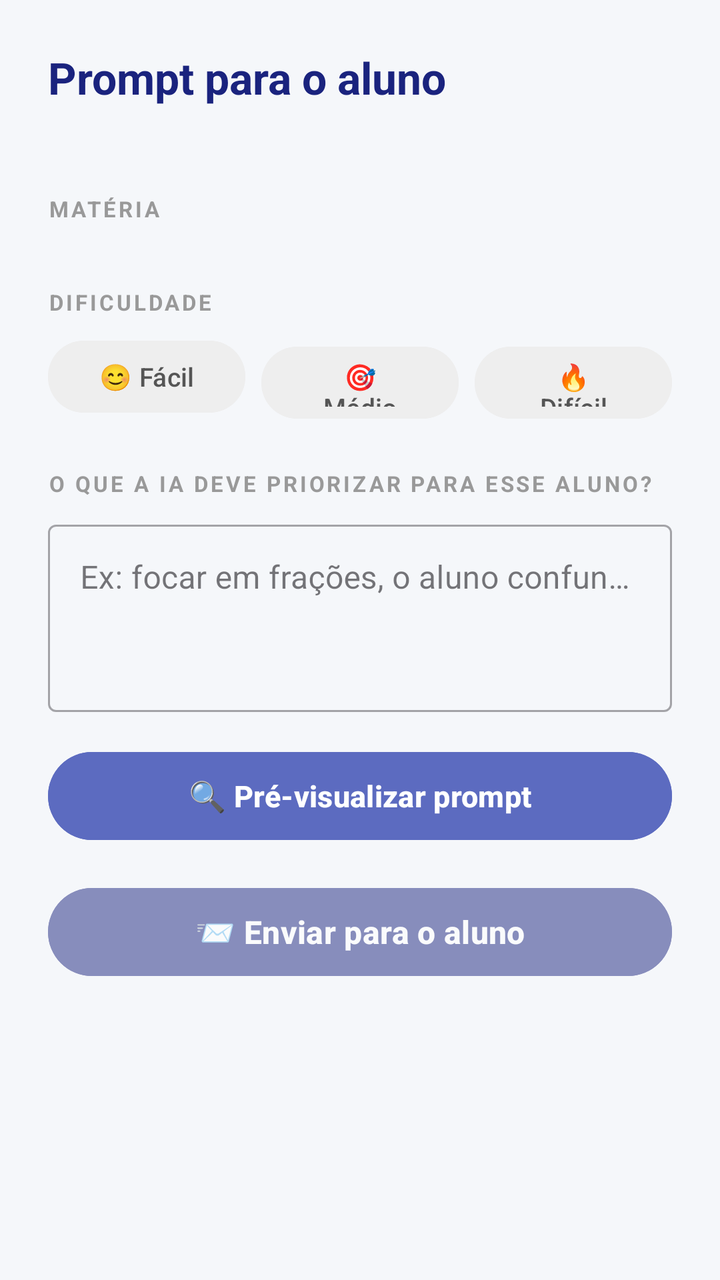
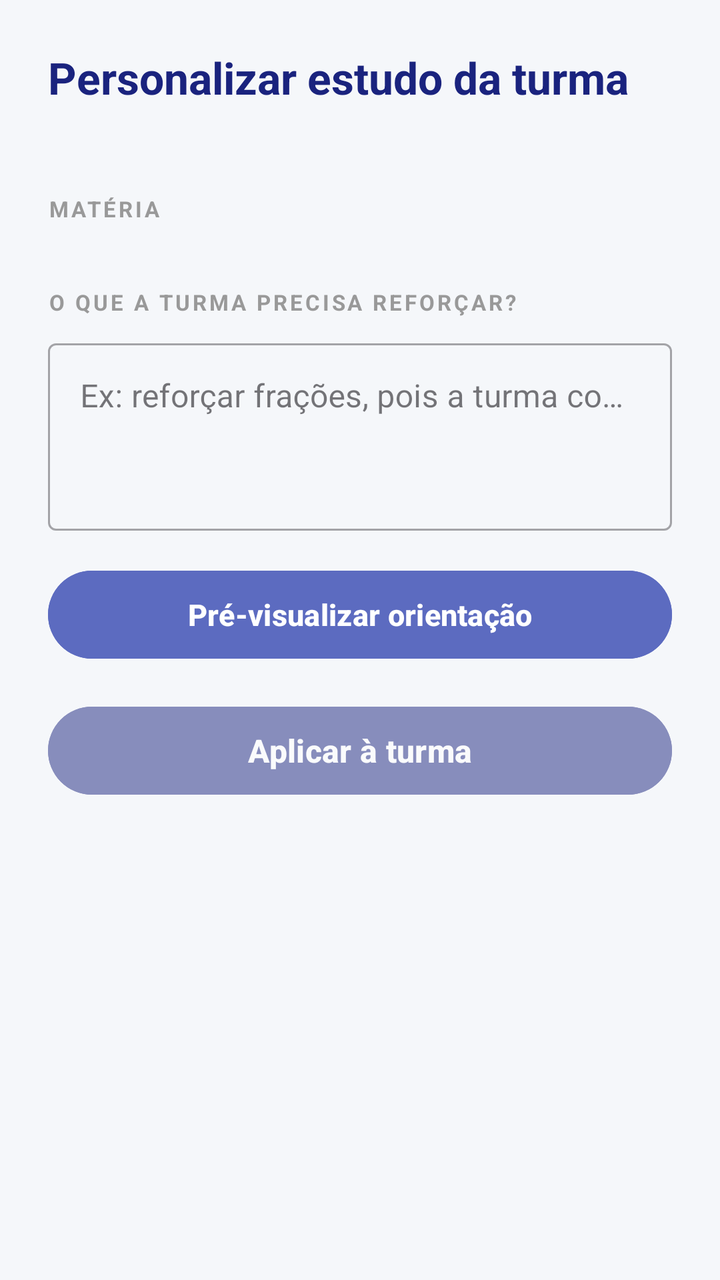

Screens rendered from an Android XML layout before and after an edit, with the pre-edit source and the edit as a unified diff.
<!-- AndroidManifest.xml: application theme Theme.Tcc -->
<!-- res/layout/activity_enviar_prompt.xml -->
<?xml version="1.0" encoding="utf-8"?>
<ScrollView
    xmlns:android="http://schemas.android.com/apk/res/android"
    xmlns:app="http://schemas.android.com/apk/res-auto"
    android:layout_width="match_parent"
    android:layout_height="match_parent"
    android:background="@color/BackGround"
    android:fillViewport="true">

    <LinearLayout
        android:layout_width="match_parent"
        android:layout_height="wrap_content"
        android:orientation="vertical"
        android:padding="24dp">

        <TextView
            android:id="@+id/txtTituloPrompt"
            android:layout_width="wrap_content"
            android:layout_height="wrap_content"
            android:text="Prompt para o aluno"
            android:textSize="22sp"
            android:textStyle="bold"
            android:textColor="@color/btnSelecionado" />

        <TextView
            android:id="@+id/txtSubtituloPrompt"
            android:layout_width="wrap_content"
            android:layout_height="wrap_content"
            android:text=""
            android:textSize="13sp"
            android:textColor="@color/BordaButton"
            android:layout_marginTop="2dp"
            android:layout_marginBottom="24dp" />

        
        <TextView
            android:layout_width="wrap_content"
            android:layout_height="wrap_content"
            android:text="MATÉRIA"
            android:textSize="11sp"
            android:textStyle="bold"
            android:textColor="#999999"
            android:letterSpacing="0.12"
            android:layout_marginBottom="8dp" />

        <HorizontalScrollView
            android:layout_width="match_parent"
            android:layout_height="wrap_content"
            android:scrollbars="none"
            android:layout_marginBottom="24dp">

            <LinearLayout
                android:id="@+id/containerMaterias"
                android:layout_width="wrap_content"
                android:layout_height="wrap_content"
                android:orientation="horizontal" />

        </HorizontalScrollView>

        
        <TextView
            android:layout_width="wrap_content"
            android:layout_height="wrap_content"
            android:text="DIFICULDADE"
            android:textSize="11sp"
            android:textStyle="bold"
            android:textColor="#999999"
            android:letterSpacing="0.12"
            android:layout_marginBottom="8dp" />

        <LinearLayout
            android:layout_width="match_parent"
            android:layout_height="wrap_content"
            android:orientation="horizontal"
            android:layout_marginBottom="24dp">

            <Button
                android:id="@+id/btnFacilPrompt"
                android:layout_width="0dp"
                android:layout_height="44dp"
                android:layout_weight="1"
                android:layout_marginEnd="4dp"
                android:text="😊 Fácil"
                android:textSize="13sp"
                android:textColor="#555555"
                android:backgroundTint="#EEEEEE" />

            <Button
                android:id="@+id/btnMedioPrompt"
                android:layout_width="0dp"
                android:layout_height="44dp"
                android:layout_weight="1"
                android:layout_marginStart="4dp"
                android:layout_marginEnd="4dp"
                android:text="🎯 Médio"
                android:textSize="13sp"
                android:textColor="#555555"
                android:backgroundTint="#EEEEEE" />

            <Button
                android:id="@+id/btnDificilPrompt"
                android:layout_width="0dp"
                android:layout_height="44dp"
                android:layout_weight="1"
                android:layout_marginStart="4dp"
                android:text="🔥 Difícil"
                android:textSize="13sp"
                android:textColor="#555555"
                android:backgroundTint="#EEEEEE" />

        </LinearLayout>

        
        <TextView
            android:layout_width="wrap_content"
            android:layout_height="wrap_content"
            android:text="O QUE A IA DEVE PRIORIZAR PARA ESSE ALUNO?"
            android:textSize="11sp"
            android:textStyle="bold"
            android:textColor="#999999"
            android:letterSpacing="0.12"
            android:layout_marginBottom="8dp" />

        <com.google.android.material.textfield.TextInputLayout
            style="@style/Widget.MaterialComponents.TextInputLayout.OutlinedBox"
            android:layout_width="match_parent"
            android:layout_height="wrap_content"
            android:hint="Ex: focar em frações, o aluno confunde numerador e denominador"
            android:layout_marginBottom="16dp">

            <com.google.android.material.textfield.TextInputEditText
                android:id="@+id/etInstrucaoProfessor"
                android:layout_width="match_parent"
                android:layout_height="wrap_content"
                android:minLines="3"
                android:gravity="top"
                android:inputType="textMultiLine|textCapSentences" />

        </com.google.android.material.textfield.TextInputLayout>

        <Button
            android:id="@+id/btnGerarPreview"
            android:layout_width="match_parent"
            android:layout_height="52dp"
            android:text="🔍 Pré-visualizar prompt"
            android:textSize="15sp"
            android:textStyle="bold"
            android:textColor="#FFFFFF"
            android:backgroundTint="#5C6BC0"
            android:layout_marginBottom="16dp" />

        
        <androidx.cardview.widget.CardView
            android:id="@+id/cardPreview"
            android:layout_width="match_parent"
            android:layout_height="wrap_content"
            app:cardCornerRadius="16dp"
            app:cardElevation="0dp"
            app:cardBackgroundColor="#FFFFFF"
            android:visibility="gone"
            android:layout_marginBottom="20dp">

            <LinearLayout
                android:layout_width="match_parent"
                android:layout_height="wrap_content"
                android:orientation="vertical"
                android:padding="18dp">

                <TextView
                    android:layout_width="wrap_content"
                    android:layout_height="wrap_content"
                    android:text="✨ Assim a IA vai entender:"
                    android:textSize="12sp"
                    android:textStyle="bold"
                    android:textColor="#5C6BC0"
                    android:layout_marginBottom="8dp" />

                <TextView
                    android:id="@+id/txtPreviewPrompt"
                    android:layout_width="match_parent"
                    android:layout_height="wrap_content"
                    android:text=""
                    android:textSize="14sp"
                    android:textColor="#333333"
                    android:lineSpacingExtra="4dp" />

            </LinearLayout>

        </androidx.cardview.widget.CardView>

        <ProgressBar
            android:id="@+id/progressBarEnviarPrompt"
            android:layout_width="wrap_content"
            android:layout_height="wrap_content"
            android:layout_gravity="center"
            android:visibility="gone"
            android:layout_marginBottom="12dp" />

        <Button
            android:id="@+id/btnEnviarPrompt"
            android:layout_width="match_parent"
            android:layout_height="52dp"
            android:text="📨 Enviar para o aluno"
            android:textSize="16sp"
            android:textStyle="bold"
            android:textColor="#FFFFFF"
            android:backgroundTint="@color/btnSelecionado"
            android:enabled="false"
            android:alpha="0.5"
            android:layout_marginBottom="24dp" />

    </LinearLayout>

</ScrollView>
<!-- resources referenced by this layout -->
<resources>
  <color name="BackGround">#F5F7FA</color>
  <color name="BordaButton">#455A64</color>
  <color name="btnSelecionado">#1A237E</color>
  <style name="Theme.Tcc" parent="Base.Theme.Tcc" />
  <style name="Base.Theme.Tcc" parent="Theme.Material3.DayNight.NoActionBar">
          
          
      </style>
</resources>

<!-- the commit's change to res/layout/activity_enviar_prompt.xml (unified diff, before → after) -->
@@ -17,7 +17,7 @@
             android:id="@+id/txtTituloPrompt"
             android:layout_width="wrap_content"
             android:layout_height="wrap_content"
-            android:text="Prompt para o aluno"
+            android:text="Personalizar estudo da turma"
             android:textSize="22sp"
             android:textStyle="bold"
             android:textColor="@color/btnSelecionado" />
@@ -61,60 +61,7 @@
         <TextView
             android:layout_width="wrap_content"
             android:layout_height="wrap_content"
-            android:text="DIFICULDADE"
-            android:textSize="11sp"
-            android:textStyle="bold"
-            android:textColor="#999999"
-            android:letterSpacing="0.12"
-            android:layout_marginBottom="8dp" />
-
-        <LinearLayout
-            android:layout_width="match_parent"
-            android:layout_height="wrap_content"
-            android:orientation="horizontal"
-            android:layout_marginBottom="24dp">
-
-            <Button
-                android:id="@+id/btnFacilPrompt"
-                android:layout_width="0dp"
-                android:layout_height="44dp"
-                android:layout_weight="1"
-                android:layout_marginEnd="4dp"
-                android:text="😊 Fácil"
-                android:textSize="13sp"
-                android:textColor="#555555"
-                android:backgroundTint="#EEEEEE" />
-
-            <Button
-                android:id="@+id/btnMedioPrompt"
-                android:layout_width="0dp"
-                android:layout_height="44dp"
-                android:layout_weight="1"
-                android:layout_marginStart="4dp"
-                android:layout_marginEnd="4dp"
-                android:text="🎯 Médio"
-                android:textSize="13sp"
-                android:textColor="#555555"
-                android:backgroundTint="#EEEEEE" />
-
-            <Button
-                android:id="@+id/btnDificilPrompt"
-                android:layout_width="0dp"
-                android:layout_height="44dp"
-                android:layout_weight="1"
-                android:layout_marginStart="4dp"
-                android:text="🔥 Difícil"
-                android:textSize="13sp"
-                android:textColor="#555555"
-                android:backgroundTint="#EEEEEE" />
-
-        </LinearLayout>
-
-        
-        <TextView
-            android:layout_width="wrap_content"
-            android:layout_height="wrap_content"
-            android:text="O QUE A IA DEVE PRIORIZAR PARA ESSE ALUNO?"
+            android:text="O QUE A TURMA PRECISA REFORÇAR?"
             android:textSize="11sp"
             android:textStyle="bold"
             android:textColor="#999999"
@@ -125,14 +72,14 @@
             style="@style/Widget.MaterialComponents.TextInputLayout.OutlinedBox"
             android:layout_width="match_parent"
             android:layout_height="wrap_content"
-            android:hint="Ex: focar em frações, o aluno confunde numerador e denominador"
+            android:hint="Ex: reforçar frações, pois a turma confunde numerador e denominador"
             android:layout_marginBottom="16dp">
 
             <com.google.android.material.textfield.TextInputEditText
                 android:id="@+id/etInstrucaoProfessor"
                 android:layout_width="match_parent"
                 android:layout_height="wrap_content"
-                android:minLines="3"
+                android:minLines="3" android:maxLength="1000"
                 android:gravity="top"
                 android:inputType="textMultiLine|textCapSentences" />
 
@@ -142,7 +89,7 @@
             android:id="@+id/btnGerarPreview"
             android:layout_width="match_parent"
             android:layout_height="52dp"
-            android:text="🔍 Pré-visualizar prompt"
+            android:text="Pré-visualizar orientação"
             android:textSize="15sp"
             android:textStyle="bold"
             android:textColor="#FFFFFF"
@@ -169,7 +116,7 @@
                 <TextView
                     android:layout_width="wrap_content"
                     android:layout_height="wrap_content"
-                    android:text="✨ Assim a IA vai entender:"
+                    android:text="Orientação para toda a turma:"
                     android:textSize="12sp"
                     android:textStyle="bold"
                     android:textColor="#5C6BC0"
@@ -200,7 +147,7 @@
             android:id="@+id/btnEnviarPrompt"
             android:layout_width="match_parent"
             android:layout_height="52dp"
-            android:text="📨 Enviar para o aluno"
+            android:text="Aplicar à turma"
             android:textSize="16sp"
             android:textStyle="bold"
             android:textColor="#FFFFFF"
